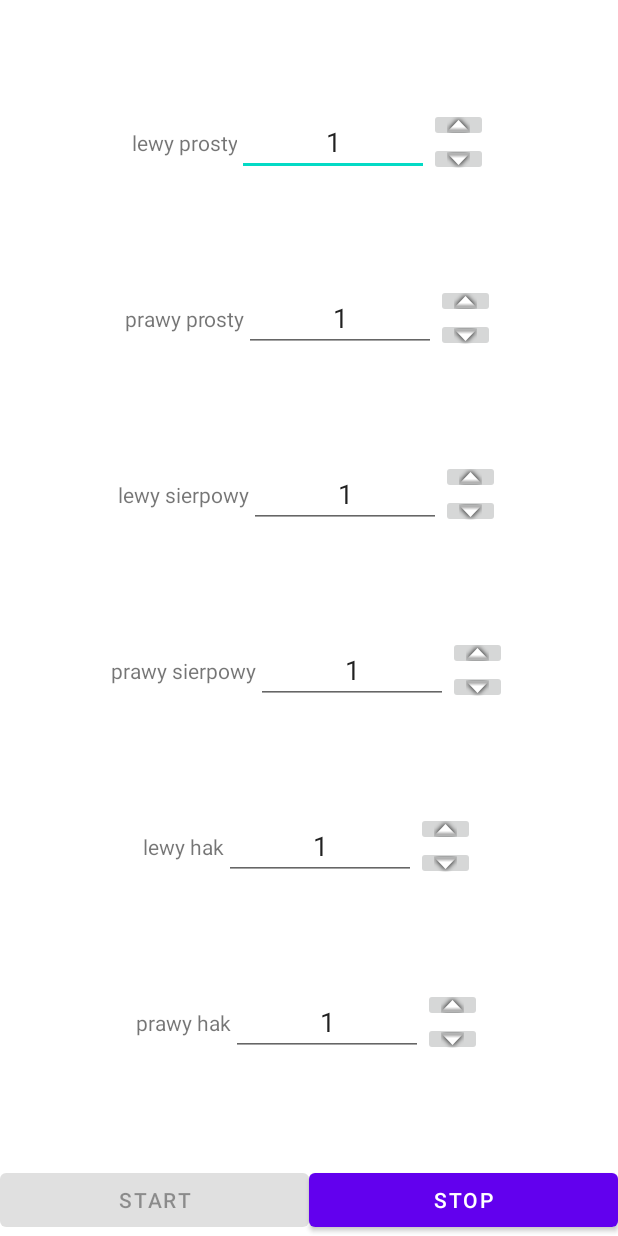
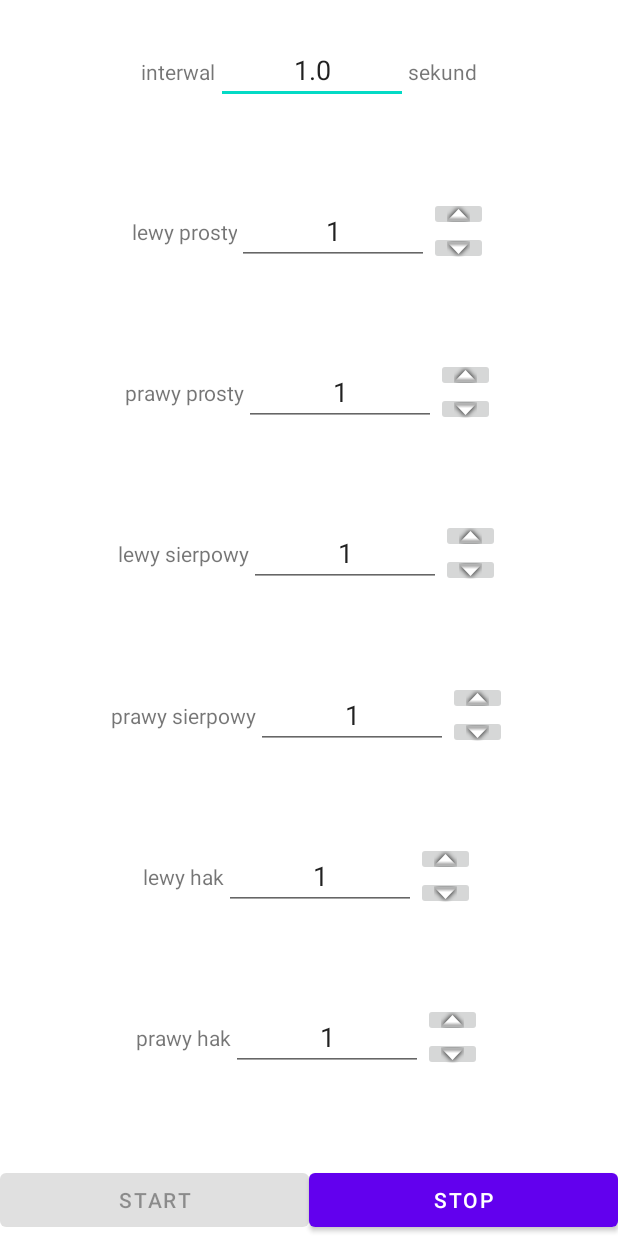
Before and after one commit to 12jerek34jeremi/DukesExcercise, an Android app: the screen it shows after launch (MainActivity), after a tap on "START", on a phone screen of 412 x 824 dp. Run offline under Robolectric (Android 15) with nearby library versions, the phone set to English and light mode, and no system bars; our stand-ins replace data binding.

Commit message:
Interval addition

```diff
--- a/app/build.gradle
+++ b/app/build.gradle
@@ -32,6 +32,7 @@ android {
     }
     buildFeatures {
         viewBinding = true
+        dataBinding = true
     }
 }
 
--- a/app/src/main/java/zahenta/dukesexercise/DukesViewModel.kt
+++ b/app/src/main/java/zahenta/dukesexercise/DukesViewModel.kt
@@ -11,6 +11,7 @@ class DukesViewModel(application: Application) : AndroidViewModel(application) {
     var frequencies: Array<String> = Array<String>(6){"1"}
     val soundPlayer: SoundPlayer = SoundPlayer(getApplication<Application>().resources)
     var activeButton: Int = 1 //1 for startButton active, 2 for stopButtonActive
+    var interval: String = "1.0";
 
     init{
         readCache()
@@ -20,6 +21,7 @@ class DukesViewModel(application: Application) : AndroidViewModel(application) {
         val json: JSONObject = JSONObject()
         json.put("frequencies", frequencies.joinToString(separator = ",",
             postfix = "]", prefix = "["))
+        json.put("interval", interval)
         val context: Context = getApplication<Application>().applicationContext
 
         return try{
@@ -37,9 +39,11 @@ class DukesViewModel(application: Application) : AndroidViewModel(application) {
         try{
             val cacheFile: File = File(context.cacheDir, "frequencies.json")
             if(cacheFile.exists()){
-                val frequenciesText : String = JSONObject(cacheFile.readText()).getString("frequencies")
+                val json: JSONObject = JSONObject(cacheFile.readText())
+                val frequenciesText : String = json.getString("frequencies")
                 val frequenciesList = frequenciesText.substring(1, frequenciesText.length-1).split(",")
 
+                interval = json.getString("interval")
                 if(frequenciesList.size == 6 && frequenciesList.all({ it.isDigitsOnly() })){
                     frequencies = frequenciesList.toTypedArray();
                 }else{
@@ -49,6 +53,7 @@ class DukesViewModel(application: Application) : AndroidViewModel(application) {
         }catch (e: java.lang.Exception) {
             frequencies= Array<String>(6){"1"}
             activeButton = 1
+            interval = "1.0"
         }
     }
 }
--- a/app/src/main/java/zahenta/dukesexercise/MainActivity.kt
+++ b/app/src/main/java/zahenta/dukesexercise/MainActivity.kt
@@ -17,6 +17,7 @@ class MainActivity : AppCompatActivity() {
         super.onCreate(savedInstanceState)
 
         binding = ActivityMainBinding.inflate(layoutInflater)
+        binding.model = model;
         punches = createPunchesArray(binding)
         soundPlayer = model.soundPlayer
 
@@ -37,10 +38,17 @@ class MainActivity : AppCompatActivity() {
 
         binding.startButton.setOnClickListener {
             val frequencies = IntArray(6){1}
+            var interval: Double = 1.0
             try {
                 for(i in 0..5){
-                    frequencies[i] = Integer.parseInt(punches[i].frequency)
+                    val frequency = Integer.parseInt(punches[i].frequency)
+                    if(frequency<0)
+                        frequencies[i] = 0
+                    else
+                        frequencies[i] = frequency
                 }
+                interval = binding.intervalTime.text.toString().toDouble()
+                if(interval<0) interval = 0.0
             }catch (e: Exception){
                 for( i in 0..5){
                     frequencies[i] = 1;
@@ -48,7 +56,7 @@ class MainActivity : AppCompatActivity() {
                 }
                 model.save()
             }
-            soundPlayer.start(frequencies)
+            soundPlayer.start(frequencies, interval)
             model.activeButton = 2
             binding.stopButton.isEnabled = true
             binding.startButton.isEnabled = false
@@ -72,8 +80,8 @@ class MainActivity : AppCompatActivity() {
 
     private fun createPunchesArray(binding: ActivityMainBinding): Array<Punch>{
         val punches = mutableListOf<Punch>()
-        for(i in 0 until binding.root.childCount){
-            val child = binding.root.getChildAt(i)
+        for(i in 0 until binding.rootLayout.childCount){
+            val child = binding.rootLayout.getChildAt(i)
             if(child is Punch){
                 child.trackFrequency(model.frequencies)
                 punches.add(child)
--- a/app/src/main/java/zahenta/dukesexercise/SoundPlayer.kt
+++ b/app/src/main/java/zahenta/dukesexercise/SoundPlayer.kt
@@ -3,6 +3,8 @@ package zahenta.dukesexercise
 import android.content.res.AssetFileDescriptor
 import android.content.res.Resources
 import android.media.MediaPlayer
+import android.os.Handler
+import android.os.Looper
 import kotlin.math.absoluteValue
 import kotlin.random.Random
 
@@ -12,12 +14,14 @@ class SoundPlayer(resources: Resources) {
         private set
 
     private val mediaPlayers: Array<MediaPlayer> = Array(6) { MediaPlayer() }
+    private val preparedArray : BooleanArray = BooleanArray(6){false}
+    private val handler : Handler = Handler(Looper.getMainLooper())
     private var onPreparedListener: (() -> Unit)? = null
-    private var preparedArray : BooleanArray = BooleanArray(6){false}
     private var shallIPlay : Boolean = false
     private var currentlyPlaying: Int = -1
     private var distribution : DoubleArray = DoubleArray(5){1.0/6.0}
     private var generator: Random = Random(0)
+    private var interval: Long = 0
 
     init {
 
@@ -43,8 +47,9 @@ class SoundPlayer(resources: Resources) {
     }
 
 
-    fun start(new_frequencies: IntArray){
+    fun start(new_frequencies: IntArray, interval: Double){
         generator = Random(Random.nextLong().absoluteValue)
+        this.interval = (interval*1000).toLong()
 
         if(currentlyPlaying < 0){
             countDistribution(new_frequencies);
@@ -54,15 +59,15 @@ class SoundPlayer(resources: Resources) {
     }
 
     fun stop(){
+        handler.removeCallbacksAndMessages(null);
         shallIPlay = false
-        if(currentlyPlaying >= 0){
-            val mp = mediaPlayers[currentlyPlaying]
-            if(mp.isPlaying){
+        for(mp in mediaPlayers){
+            if (mp.isPlaying) {
                 mp.pause()
                 mp.seekTo(0)
             }
-            currentlyPlaying = -1;
         }
+        currentlyPlaying = -1;
     }
 
     private fun play(){
@@ -89,7 +94,11 @@ class SoundPlayer(resources: Resources) {
 
         override fun onCompletion(mp: MediaPlayer?){
             mp?.seekTo(0)
-            play()
+            if(interval > 0){
+                handler.postDelayed({play()}, interval);
+            }else{
+                play()
+            }
         }
     }
 
--- a/app/src/main/res/layout/activity_main.xml
+++ b/app/src/main/res/layout/activity_main.xml
@@ -1,21 +1,64 @@
 <?xml version="1.0" encoding="utf-8"?>
+<layout xmlns:android="http://schemas.android.com/apk/res/android"
+    xmlns:app="http://schemas.android.com/apk/res-auto"
+    xmlns:custom="http://schemas.android.com/apk/res-auto"
+    xmlns:tools="http://schemas.android.com/tools">
+
+    <data>
+        <import type="zahenta.dukesexercise.DukesViewModel"></import>
+        <variable name="model" type="DukesViewModel" />
+    </data>
+
     <androidx.constraintlayout.widget.ConstraintLayout
-    xmlns:android="http://schemas.android.com/apk/res/android"
-    xmlns:app="http://schemas.android.com/apk/res-auto"
-    xmlns:tools="http://schemas.android.com/tools"
-    xmlns:custom="http://schemas.android.com/apk/res-auto"
+        android:id="@+id/rootLayout"
+        android:layout_height="match_parent"
         android:layout_width="match_parent"
-    android:layout_height="match_parent"
         tools:context=".MainActivity">
+
+        <TextView
+            android:id="@+id/intervaLabel"
+            android:layout_width="wrap_content"
+            android:layout_height="wrap_content"
+            android:text="interwal"
+            app:layout_constraintBaseline_toBaselineOf="@+id/intervalTime"
+            app:layout_constraintEnd_toStartOf="@+id/intervalTime"
+            app:layout_constraintHorizontal_chainStyle="packed"
+            app:layout_constraintStart_toStartOf="parent" />
+
+
+        <EditText
+            android:id="@+id/intervalTime"
+            android:layout_width="wrap_content"
+            android:layout_height="wrap_content"
+            android:layout_marginTop="24dp"
+            android:ems="6"
+            android:gravity="center"
+            android:inputType="number|numberDecimal"
+            android:text="@={model.interval}"
+            app:layout_constraintEnd_toStartOf="@+id/textView5"
+            app:layout_constraintStart_toEndOf="@+id/intervaLabel"
+            app:layout_constraintTop_toTopOf="parent" />
+
+        <TextView
+            android:id="@+id/textView5"
+            android:layout_width="wrap_content"
+            android:layout_height="wrap_content"
+            android:layout_marginTop="4dp"
+            android:text="sekund"
+            app:layout_constraintEnd_toEndOf="parent"
+            app:layout_constraintHorizontal_bias="1.0"
+            app:layout_constraintStart_toEndOf="@+id/intervalTime"
+            app:layout_constraintTop_toTopOf="parent"
+            app:layout_constraintBaseline_toBaselineOf="@+id/intervalTime" />
 
         <zahenta.dukesexercise.Punch
             android:id="@+id/leftStraight"
             android:layout_width="wrap_content"
             android:layout_height="wrap_content"
-        app:layout_constraintBottom_toTopOf="@+id/rightStraight"
             app:layout_constraintEnd_toEndOf="parent"
             app:layout_constraintStart_toStartOf="parent"
-        app:layout_constraintTop_toTopOf="parent"
+            app:layout_constraintTop_toBottomOf="@+id/intervalTime"
+            app:layout_constraintBottom_toTopOf="@+id/rightStraight"
             custom:index="0"
             custom:text="lewy prosty" />
 
@@ -24,55 +67,60 @@
             android:layout_width="wrap_content"
             android:layout_height="wrap_content"
             app:layout_constraintBottom_toTopOf="@+id/leftHook"
+            app:layout_constraintTop_toBottomOf="@+id/leftStraight"
             app:layout_constraintEnd_toEndOf="parent"
             app:layout_constraintStart_toStartOf="parent"
-        app:layout_constraintTop_toBottomOf="@+id/leftStraight"
             custom:index="1"
-        custom:text="prawy prosty" />
+            custom:text="prawy prosty"
+            tools:layout_editor_absoluteX="37dp" />
 
         <zahenta.dukesexercise.Punch
             android:id="@+id/leftHook"
             android:layout_width="wrap_content"
             android:layout_height="wrap_content"
             app:layout_constraintBottom_toTopOf="@+id/rightHook"
+            app:layout_constraintTop_toBottomOf="@+id/rightStraight"
             app:layout_constraintEnd_toEndOf="parent"
             app:layout_constraintStart_toStartOf="parent"
-        app:layout_constraintTop_toBottomOf="@+id/rightStraight"
             custom:index="2"
-        custom:text="lewy sierpowy" />
+            custom:text="lewy sierpowy"
+            tools:layout_editor_absoluteX="54dp" />
 
         <zahenta.dukesexercise.Punch
             android:id="@+id/rightHook"
             android:layout_width="wrap_content"
             android:layout_height="wrap_content"
             app:layout_constraintBottom_toTopOf="@+id/leftUppercut"
+            app:layout_constraintTop_toBottomOf="@+id/leftHook"
             app:layout_constraintEnd_toEndOf="parent"
             app:layout_constraintStart_toStartOf="parent"
-        app:layout_constraintTop_toBottomOf="@+id/leftHook"
             custom:index="3"
-        custom:text="prawy sierpowy" />
+            custom:text="prawy sierpowy"
+            tools:layout_editor_absoluteX="51dp" />
 
         <zahenta.dukesexercise.Punch
             android:id="@+id/leftUppercut"
             android:layout_width="wrap_content"
             android:layout_height="wrap_content"
             app:layout_constraintBottom_toTopOf="@+id/rightUpperCut"
+            app:layout_constraintTop_toBottomOf="@+id/rightHook"
             app:layout_constraintEnd_toEndOf="parent"
             app:layout_constraintStart_toStartOf="parent"
-        app:layout_constraintTop_toBottomOf="@+id/rightHook"
             custom:index="4"
-        custom:text="lewy hak" />
+            custom:text="lewy hak"
+            tools:layout_editor_absoluteX="95dp" />
 
         <zahenta.dukesexercise.Punch
             android:id="@+id/rightUpperCut"
             android:layout_width="wrap_content"
             android:layout_height="wrap_content"
-        app:layout_constraintBottom_toTopOf="@+id/stopButton"
+            app:layout_constraintBottom_toTopOf="@+id/startButton"
+            app:layout_constraintTop_toBottomOf="@+id/leftUppercut"
             app:layout_constraintEnd_toEndOf="parent"
             app:layout_constraintStart_toStartOf="parent"
-        app:layout_constraintTop_toBottomOf="@+id/leftUppercut"
             custom:index="5"
-        custom:text="prawy hak" />
+            custom:text="prawy hak"
+            tools:layout_editor_absoluteX="79dp" />
 
         <Button
             android:id="@+id/startButton"
@@ -96,3 +144,5 @@
 
 
     </androidx.constraintlayout.widget.ConstraintLayout>
+
+</layout>
```
Lines whose indentation alone changed are shown as unchanged.
